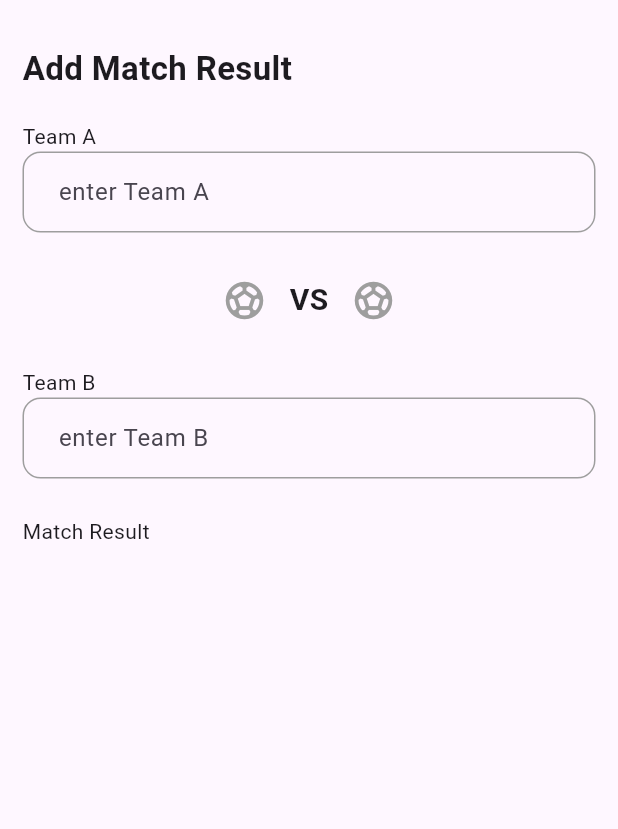
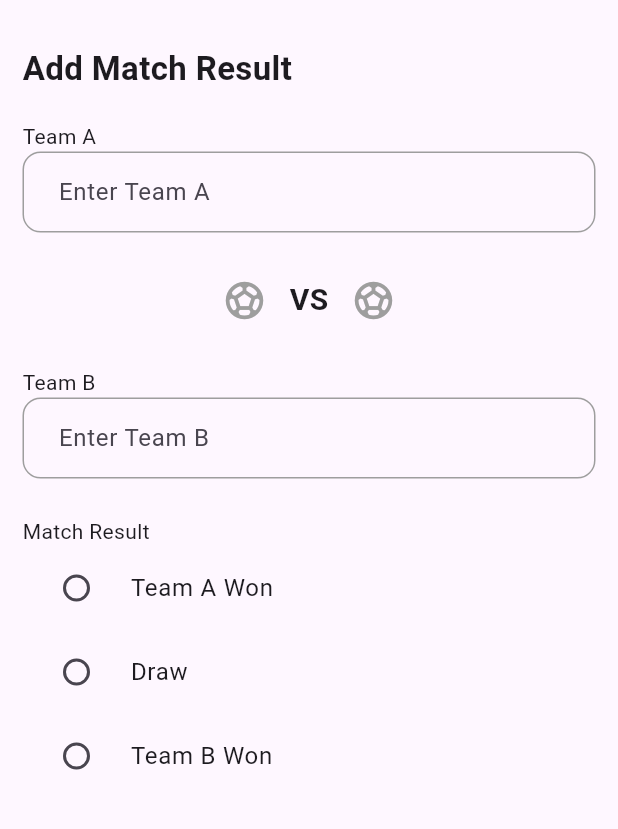
Before and after one commit to iYoussefAdly/league_track, a Flutter app: the AddMatchView screen opened by its route, on a phone screen of 412 x 824 dp, the part 84-913 px from its top. Run offline on Flutter 3.47's test engine with Material 3 defaults, Android fonts, the phone set to English and light mode, and no system bars; our stand-ins replace font_awesome_flutter.

Commit message:
add match result selector

```diff
--- a/lib/widgets/add_match_body.dart
+++ b/lib/widgets/add_match_body.dart
@@ -1,37 +1,56 @@
 import 'package:flutter/material.dart';
 import 'package:league_track/widgets/custom_text_field.dart';
 import 'package:league_track/widgets/custom_title.dart';
+import 'package:league_track/widgets/match_result_selector.dart';
 import 'package:league_track/widgets/vs_row_widget.dart';
+
 enum MatchResult { teamAWon, draw, teamBWon }
-class AddMatchBody extends StatelessWidget {
-const AddMatchBody({super.key});
+
+class AddMatchBody extends StatefulWidget {
+  const AddMatchBody({super.key});
+
+  @override
+  State<AddMatchBody> createState() => _AddMatchBodyState();
+}
+
+class _AddMatchBodyState extends State<AddMatchBody> {
+  MatchResult? result;
+
   @override
   Widget build(BuildContext context) {
     return Padding(
       padding: const EdgeInsets.symmetric(horizontal: 15, vertical: 30),
-      child: Column(
-        crossAxisAlignment: CrossAxisAlignment.start,
+      child: ListView(
         children: [
-          CustomTitle(title: "Add Match Result"),
-          SizedBox(height: 20),
-          Text('Team A'),
-          CustomTextField(hintText: 'enter Team A', onChanged:
-          (value)
-          {
+          const CustomTitle(title: "Add Match Result"),
+          const SizedBox(height: 20),
 
-          }),
-          SizedBox(height: 30),
-          VsRowWidget(),
-          SizedBox(height: 30),
-          Text('Team B'),
-          CustomTextField(hintText: 'enter Team B',
-           onChanged:
-           (value)
-           {
+          const Text('Team A'),
+          CustomTextField(
+            hintText: 'Enter Team A',
+            onChanged: (value) {},
+          ),
+          const SizedBox(height: 30),
 
-           }),
-           SizedBox(height: 25,),
-           Text('Match Result'),
+          const VsRowWidget(),
+          const SizedBox(height: 30),
+
+          const Text('Team B'),
+          CustomTextField(
+            hintText: 'Enter Team B',
+            onChanged: (value) {},
+          ),
+          const SizedBox(height: 25),
+
+          const Text('Match Result'),
+          MatchResultSelector(
+            selectedResult: result,
+            onChanged: (value) {
+              setState(() {
+                result = value;
+              });
+            },
+          ),
         ],
       ),
     );
--- /dev/null
+++ b/lib/widgets/match_result_selector.dart
@@ -0,0 +1,38 @@
+import 'package:flutter/material.dart';
+import 'package:league_track/widgets/add_match_body.dart';
+class MatchResultSelector extends StatelessWidget {
+  final MatchResult? selectedResult;
+  final Function(MatchResult?) onChanged;
+
+  const MatchResultSelector({
+    super.key,
+    required this.selectedResult,
+    required this.onChanged,
+  });
+
+  @override
+  Widget build(BuildContext context) {
+    return Column(
+      children: [
+        RadioListTile<MatchResult>(
+          title: const Text('Team A Won'),
+          value: MatchResult.teamAWon,
+          groupValue: selectedResult,
+          onChanged: onChanged,
+        ),
+        RadioListTile<MatchResult>(
+          title: const Text('Draw'),
+          value: MatchResult.draw,
+          groupValue: selectedResult,
+          onChanged: onChanged,
+        ),
+        RadioListTile<MatchResult>(
+          title: const Text('Team B Won'),
+          value: MatchResult.teamBWon,
+          groupValue: selectedResult,
+          onChanged: onChanged,
+        ),
+      ],
+    );
+  }
+}
```
